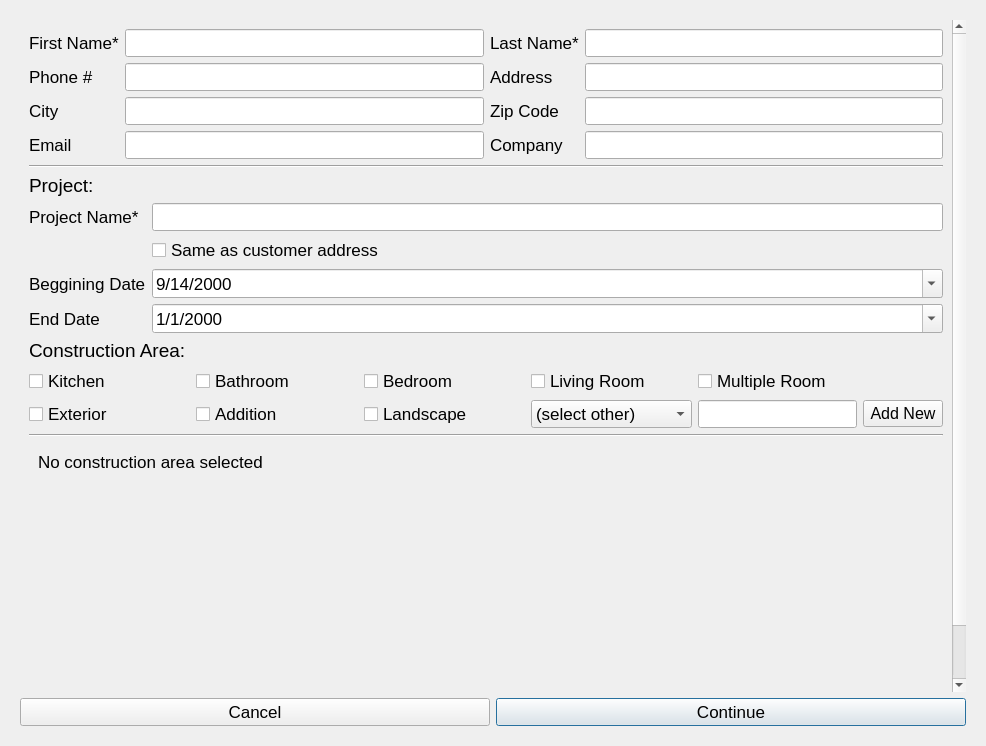
This is app/ui/addProjectVersion3.ui in viana-vitor/Handie as Qt 5 draws it before an edit. The edited form follows.
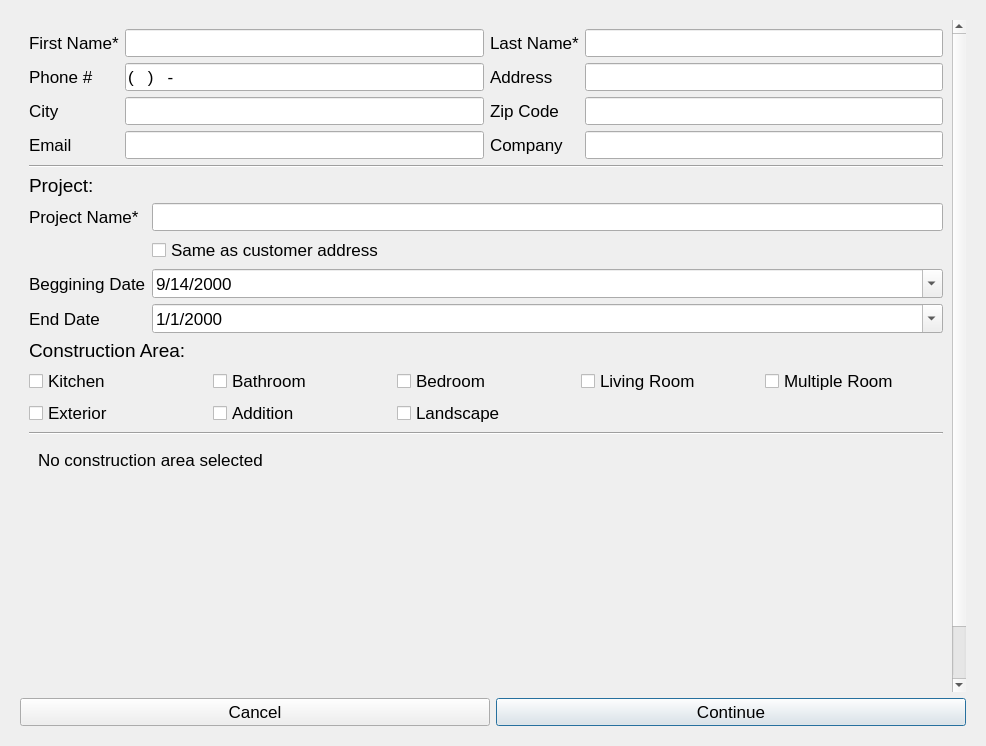
This is the edited form. The open tabs and pages were chosen to show the change.

Patch:
```diff
--- a/app/ui/addProjectVersion3.ui
+++ b/app/ui/addProjectVersion3.ui
@@ -232,7 +232,7 @@
             <x>0</x>
             <y>0</y>
             <width>923</width>
-            <height>743</height>
+            <height>723</height>
            </rect>
           </property>
           <layout class="QVBoxLayout" name="verticalLayout_6">
@@ -353,7 +353,20 @@
                   <widget class="QLineEdit" name="firstNamelineEdit"/>
                  </item>
                  <item row="1" column="1">
-                  <widget class="QLineEdit" name="phoneLineEdit"/>
+                  <widget class="QLineEdit" name="phoneLineEdit">
+                   <property name="inputMethodHints">
+                    <set>Qt::ImhNone</set>
+                   </property>
+                   <property name="inputMask">
+                    <string>(999)999-9999</string>
+                   </property>
+                   <property name="cursorPosition">
+                    <number>0</number>
+                   </property>
+                   <property name="cursorMoveStyle">
+                    <enum>Qt::VisualMoveStyle</enum>
+                   </property>
+                  </widget>
                  </item>
                  <item row="1" column="2">
                   <widget class="QLabel" name="label_23">
@@ -586,46 +599,8 @@
                </property>
               </widget>
              </item>
-             <item row="4" column="3">
-              <widget class="QComboBox" name="comboBox_2">
-               <item>
-                <property name="text">
-                 <string>(select other)</string>
-                </property>
-               </item>
-              </widget>
-             </item>
              <item row="4" column="4">
-              <layout class="QHBoxLayout" name="horizontalLayout_4">
-               <item>
-                <widget class="QLineEdit" name="lineEdit">
-                 <property name="sizePolicy">
-                  <sizepolicy hsizetype="Preferred" vsizetype="Fixed">
-                   <horstretch>0</horstretch>
-                   <verstretch>0</verstretch>
-                  </sizepolicy>
-                 </property>
-                </widget>
-               </item>
-               <item>
-                <widget class="QPushButton" name="pushButton">
-                 <property name="sizePolicy">
-                  <sizepolicy hsizetype="Minimum" vsizetype="Fixed">
-                   <horstretch>0</horstretch>
-                   <verstretch>0</verstretch>
-                  </sizepolicy>
-                 </property>
-                 <property name="font">
-                  <font>
-                   <pointsize>12</pointsize>
-                  </font>
-                 </property>
-                 <property name="text">
-                  <string>Add New</string>
-                 </property>
-                </widget>
-               </item>
-              </layout>
+              <layout class="QHBoxLayout" name="horizontalLayout_4"/>
              </item>
             </layout>
            </item>
```
Left out of the diff: 2 changed lines with no effect on the pictures.
